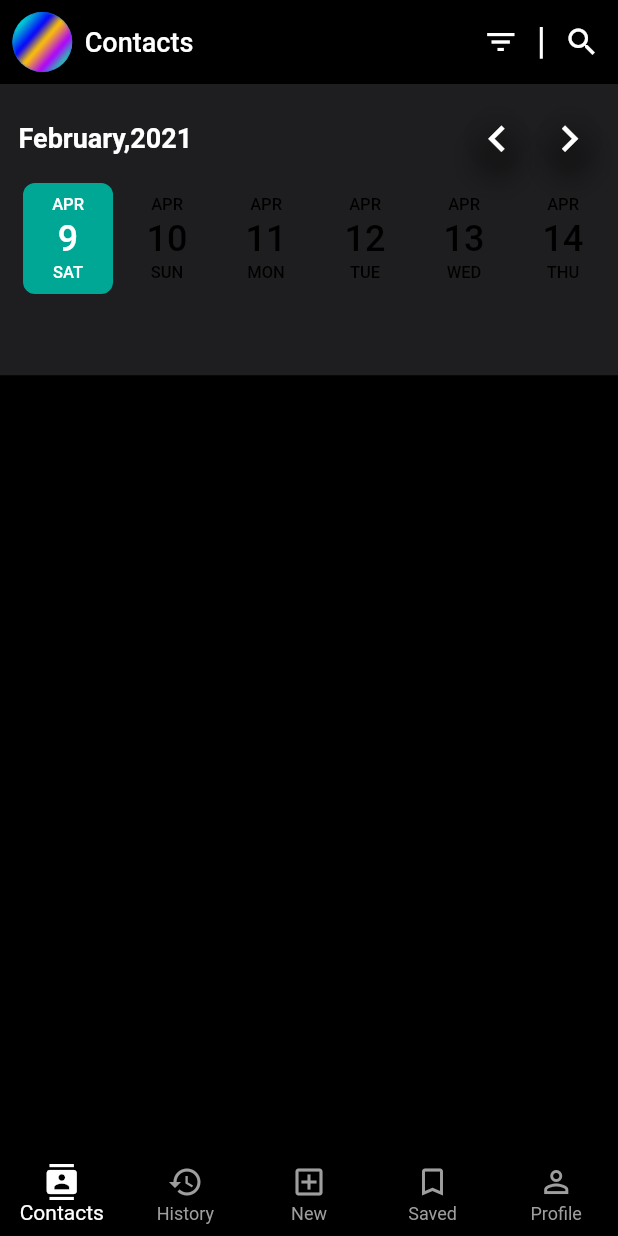
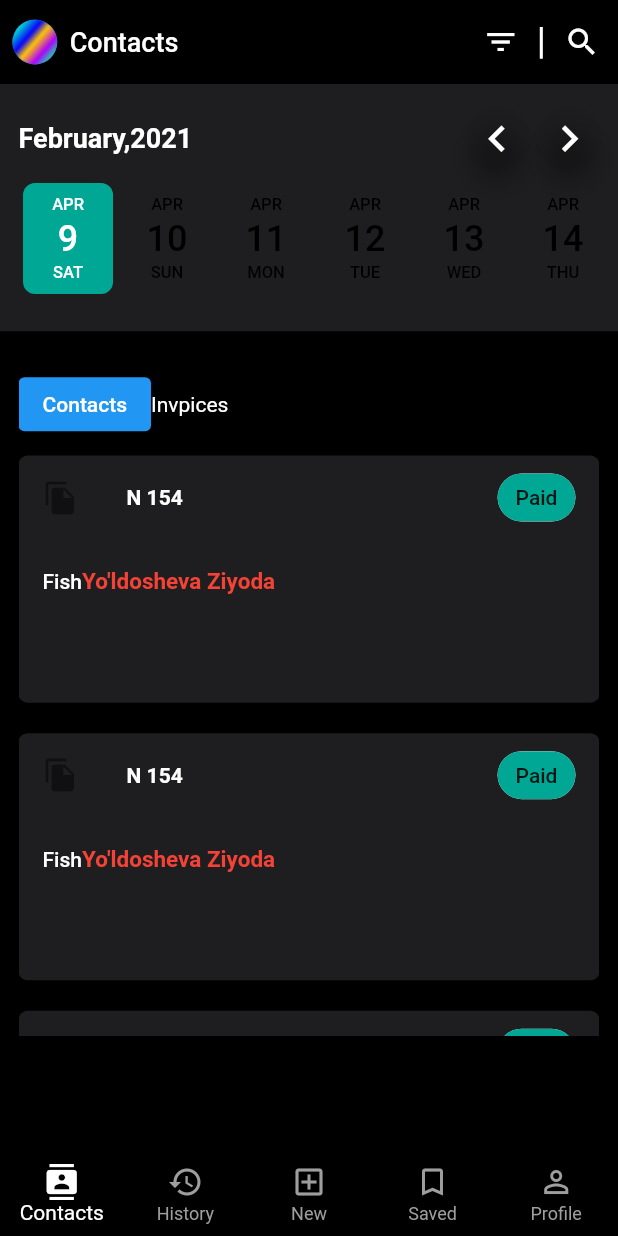
Before and after one commit to BekzodGayratov/ExamTask, a Flutter app: the screen it shows after launch, on a phone screen of 412 x 824 dp. Run offline on Flutter 3.47's test engine with Material 2 defaults, Android fonts, the phone set to English and light mode, and no system bars; drawn by our look-alikes of date_picker_timeline.

Commit message:
some UI copmonents were completed

```diff
--- a/lib/constants/my_theme.dart
+++ b/lib/constants/my_theme.dart
@@ -6,6 +6,7 @@ class MyTheme {
   static Color myIconsColor = const Color(0xffFFFFFF);
   static Color myContainerColor = const Color(0xff1E1E20);
   static Color myCoupleColor = const Color(0xff00A795);
+  static Color mySecondaryTextColor = const Color(0xff999999);
 
   //bottom Navigation Bar
   static Color selectedItemColor = const Color(0xffFFFFFF);
--- a/lib/methods/my_app_bar_method.dart
+++ b/lib/methods/my_app_bar_method.dart
@@ -1,7 +1,6 @@
 import 'package:examtask/components/my_text_comp.dart';
 import 'package:examtask/constants/my_theme.dart';
 import 'package:flutter/material.dart';
-
 
 AppBar myAppBar(BuildContext context) {
   return AppBar(
@@ -10,12 +9,13 @@ AppBar myAppBar(BuildContext context) {
     iconTheme: IconThemeData(
       color: MyTheme.myIconsColor,
     ),
-      leadingWidth: MediaQuery.of(context).size.width * 0.4,
+    leadingWidth: MediaQuery.of(context).size.width * 0.9,
     leading: Row(children: [
       Padding(
         padding: EdgeInsets.symmetric(
             horizontal: MediaQuery.of(context).size.width * 0.02),
         child: const CircleAvatar(
+          radius: 15,
           backgroundImage: AssetImage("assets/contacts/logo.png"),
         ),
       ),
@@ -31,14 +31,14 @@ AppBar myAppBar(BuildContext context) {
         icon: const Icon(Icons.filter_list),
       ),
       Padding(
-          padding: EdgeInsets.only(
-              top: MediaQuery.of(context).size.height * 0.015),
+        padding:
+            EdgeInsets.only(top: MediaQuery.of(context).size.height * 0.015),
         child: const Text(
           "|",
           style: TextStyle(fontSize: 25),
         ),
       ),
-        IconButton(onPressed: () {}, icon: Icon(Icons.search))
+      IconButton(onPressed: () {}, icon: const Icon(Icons.search))
     ],
   );
 }
--- a/lib/view/screens/contacts_screen.dart
+++ b/lib/view/screens/contacts_screen.dart
@@ -12,9 +12,88 @@ class ContactsScreen extends StatelessWidget {
     SizeConfig().init(context);
     return Column(
       children: [
+        Stack(
+          children: [
+            SizedBox(
+              height: MediaQuery.of(context).size.height * 0.77,
+              width: double.infinity,
+              child: Padding(
+                padding: EdgeInsets.symmetric(
+                    horizontal: MediaQuery.of(context).size.width * 0.03),
+                child: Column(
+                  children: [
                     Expanded(
-         flex: 3,
-         child:  Container(
+                        child: ListView.separated(
+                            itemBuilder: (context, index) {
+                              return index != 0
+                                  ? Padding(
+                                      padding: EdgeInsets.symmetric(
+                                          vertical:
+                                              getProportionScreenHeight(10.0)),
+                                      child: Container(
+                                        height:
+                                            MediaQuery.of(context).size.height *
+                                                0.2,
+                                        width: double.infinity,
+                                        decoration: BoxDecoration(
+                                            color: MyTheme.myContainerColor,
+                                            borderRadius:
+                                                BorderRadius.circular(6.0)),
+                                        child: Column(
+                                          children: [
+                                            ListTile(
+                                              leading:
+                                                  const Icon(Icons.file_copy),
+                                              title: MyText(
+                                                  text: "N 154",
+                                                  fontSize: 14,
+                                                  color: MyTheme.myTextColor,
+                                                  fontWeight: FontWeight.w700),
+                                              trailing: Chip(
+                                                label: Text("Paid"),
+                                                backgroundColor:
+                                                    MyTheme.myCoupleColor,
+                                              ),
+                                            ),
+                                            ListTile(
+                                              title: Row(children: [MyText(text: "Fish", fontSize: 14, color: MyTheme.myTextColor, fontWeight: FontWeight.w500), MyText(text: "Yo'ldosheva Ziyoda", fontSize: 15, color: Colors.red, fontWeight: FontWeight.w600)],)
+                                            ),
+                                          ],
+                                        ),
+                                      ),
+                                    )
+                                  : Row();
+                            },
+                            separatorBuilder: (context, index) {
+                              return index == 0
+                                  ? Padding(
+                                      padding: EdgeInsets.only(
+                                          top: MediaQuery.of(context)
+                                                  .size
+                                                  .height *
+                                              0.23),
+                                      child: Row(
+                                        children: [
+                                          ElevatedButton(
+                                              onPressed: () {},
+                                              child: const Text("Contacts")),
+                                          const Text(
+                                            "Invpices",
+                                            style:
+                                                TextStyle(color: Colors.white),
+                                          )
+                                        ],
+                                      ),
+                                    )
+                                  : Row();
+                            },
+                            itemCount: 50)),
+                  ],
+                ),
+              ),
+            ),
+            Positioned(
+              child: Container(
                 height: MediaQuery.of(context).size.height * 0.2,
                 width: double.infinity,
                 color: MyTheme.myContainerColor,
@@ -75,11 +154,10 @@ class ContactsScreen extends StatelessWidget {
                     ],
                   ),
                 ),
-        ),),
-       Expanded(
-         flex: 8,
-         child: Text("Hello"))
-
+              ),
+            ),
+          ],
+        ),
       ],
     );
   }
```
Lines whose indentation alone changed are shown as unchanged.
